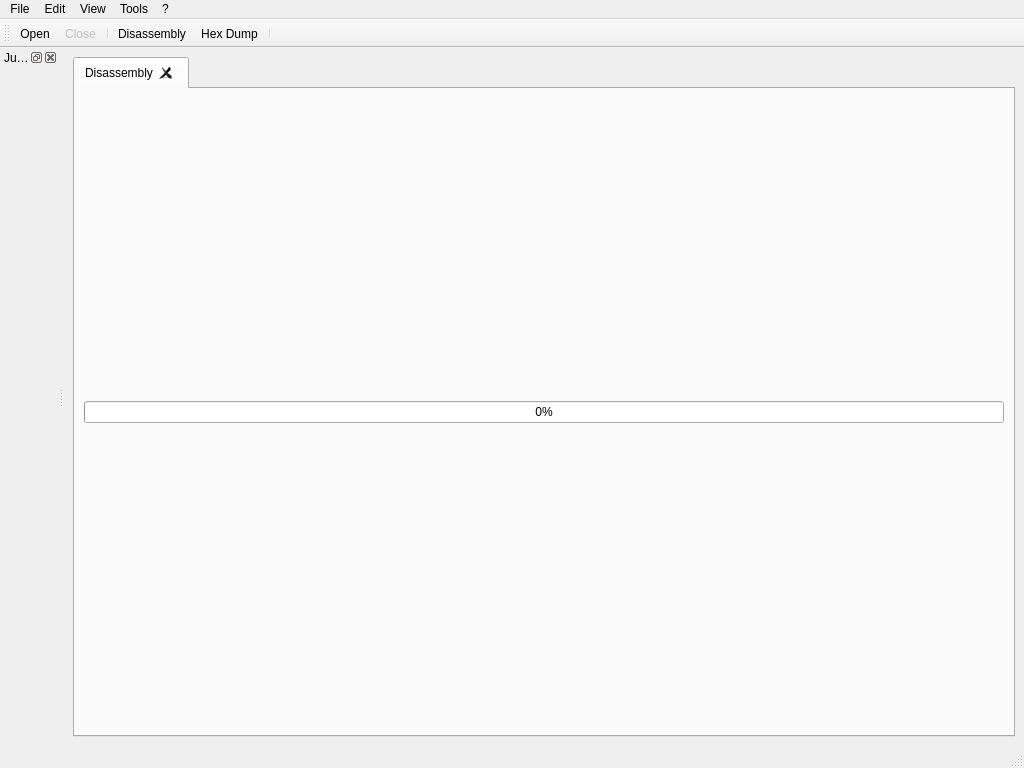
The window that src/ui/qt/MainWindow.ui (wisk/medusa) describes before a commit, drawn with Qt 5.
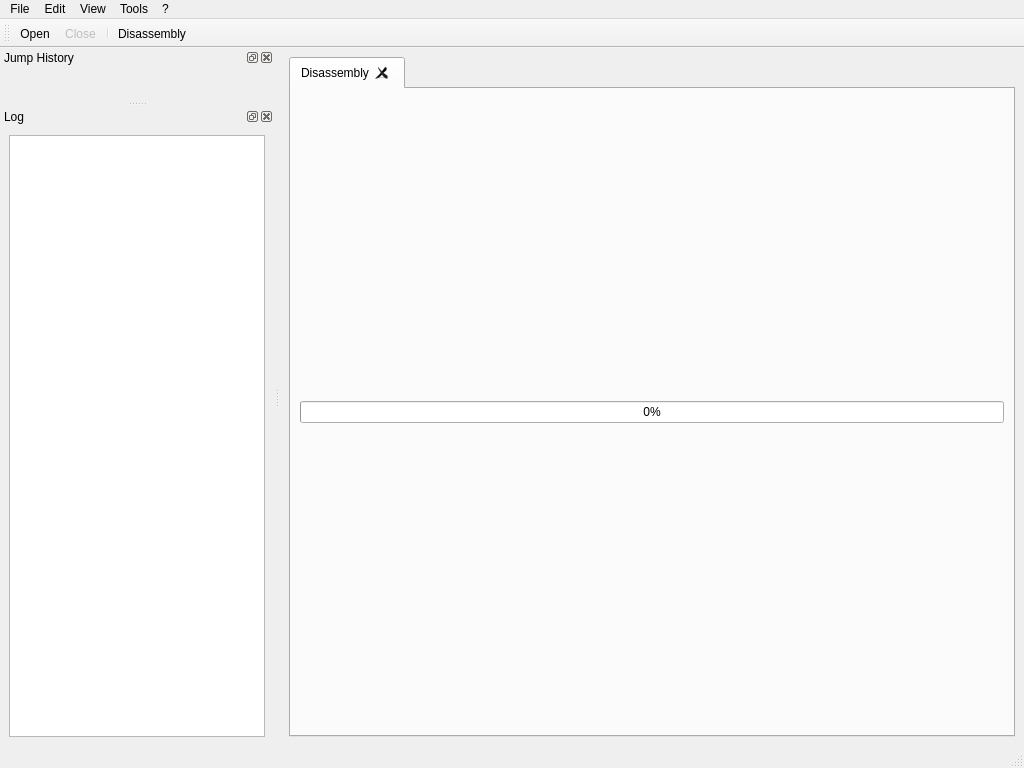
The same window after the commit. Icons and pictures are not drawn.

Patch:
```diff
--- a/src/ui/qt/MainWindow.ui
+++ b/src/ui/qt/MainWindow.ui
@@ -140,8 +140,6 @@
    <addaction name="actionClose"/>
    <addaction name="separator"/>
    <addaction name="actionDisassembly"/>
-   <addaction name="actionHexDump"/>
-   <addaction name="separator"/>
   </widget>
   <widget class="QDockWidget" name="undoWidget">
    <property name="floating">
@@ -155,6 +153,25 @@
    </attribute>
    <widget class="QWidget" name="toto"/>
   </widget>
+  <widget class="QDockWidget" name="logDock">
+   <property name="windowTitle">
+    <string>Log</string>
+   </property>
+   <attribute name="dockWidgetArea">
+    <number>1</number>
+   </attribute>
+   <widget class="QWidget" name="dockWidgetContents">
+    <layout class="QVBoxLayout" name="verticalLayout_3">
+     <item>
+      <widget class="QPlainTextEdit" name="logEdit">
+       <property name="readOnly">
+        <bool>true</bool>
+       </property>
+      </widget>
+     </item>
+    </layout>
+   </widget>
+  </widget>
   <action name="actionOpen">
    <property name="icon">
     <iconset resource="medusa_qt.qrc">
```
Left out of the diff: 24 changed lines with no effect on the pictures.
